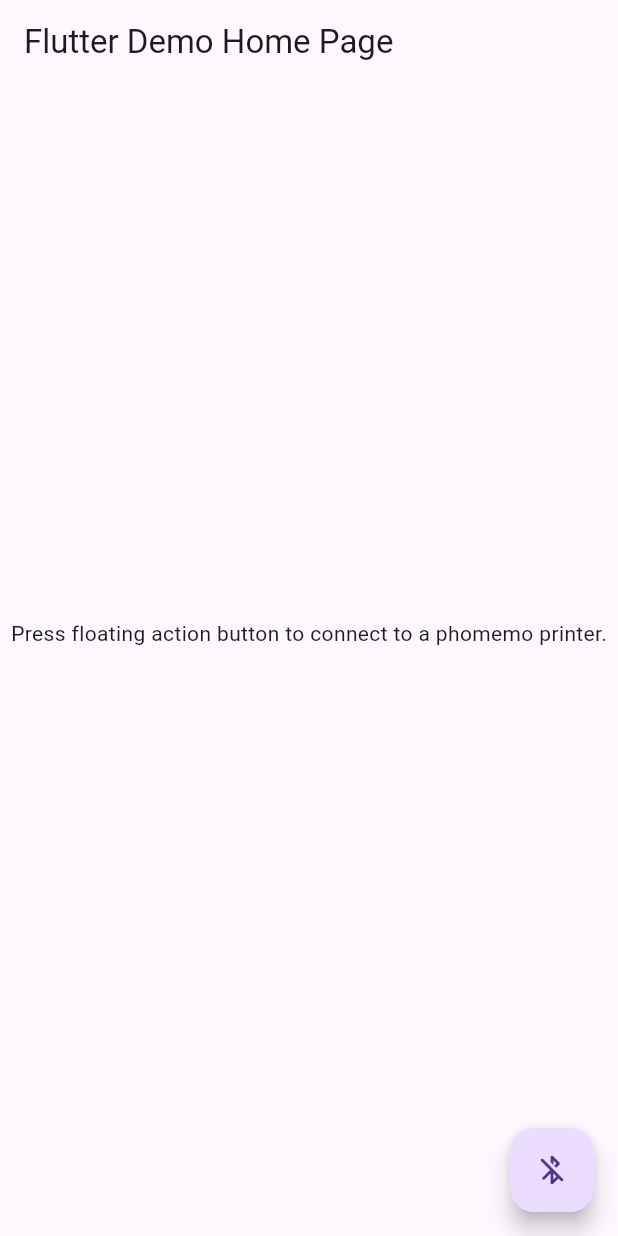
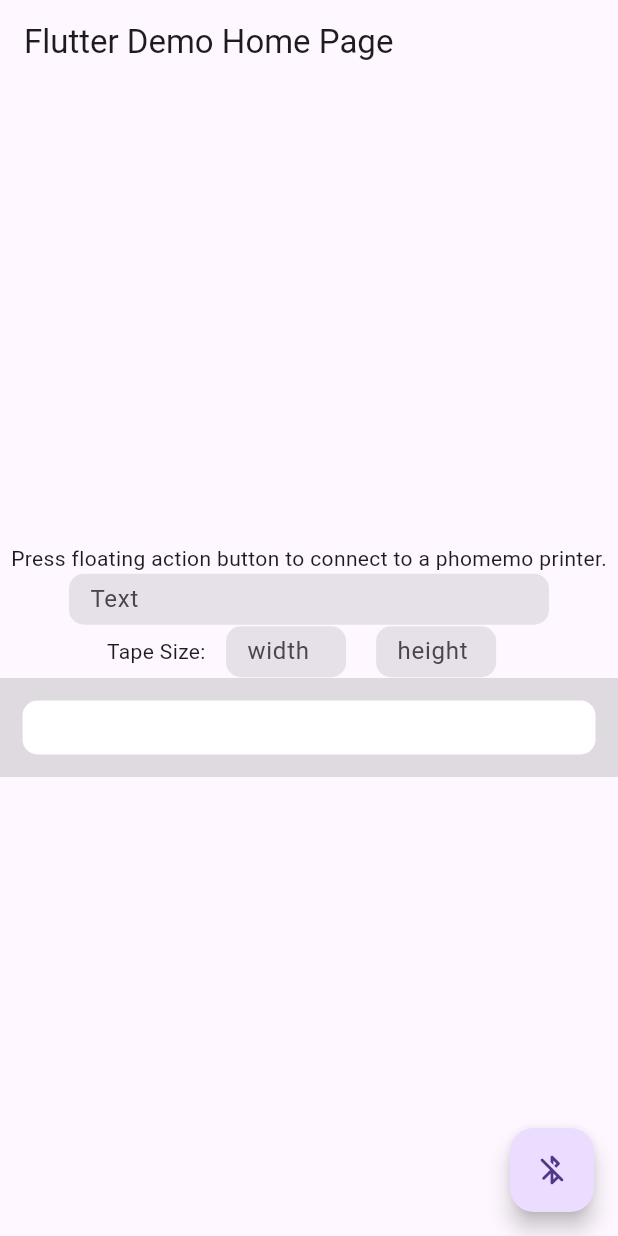
Before and after one commit to Knightro63/phomemo, a Flutter app: the screen it shows after launch, on a phone screen of 412 x 824 dp. Run offline on Flutter 3.47's test engine with Material 3 defaults, Android fonts, the phone set to English and light mode, and no system bars; our stand-ins replace flutter_blue_plus, permission_handler.

Commit message:
Added tape sizes

```diff
--- a/example/lib/main.dart
+++ b/example/lib/main.dart
@@ -1,6 +1,8 @@
 import 'dart:typed_data';
 import 'dart:io';
+import 'package:flutter/foundation.dart';
 import 'package:flutter/material.dart';
+import 'package:flutter/services.dart';
 import 'package:permission_handler/permission_handler.dart';
 import 'bluetooth.dart';
 import 'package:phomemo/phomemo.dart';
@@ -41,6 +43,9 @@ class _MyHomePageState extends State<MyHomePage> {
   bool printing = false;
   String search = '';
   TextEditingController textController = TextEditingController();
+  List<TextEditingController> sizeController = [TextEditingController(),TextEditingController()];
+  Size labelSize = const Size(double.infinity,12);
+  Uint8List? image;
 
   @override
   void initState() {
@@ -82,7 +87,7 @@ class _MyHomePageState extends State<MyHomePage> {
         break;
     }
   }
-  Future<void> printPhomemo({Uint8List? image,String? name, Size? size})async{
+  Future<void> printPhomemo({Uint8List? image,String? name,Size? size})async{
     size ??= const Size(double.infinity,12);
     if(printing) return;
     printing = true;
@@ -90,13 +95,22 @@ class _MyHomePageState extends State<MyHomePage> {
     PhomemoHelper helper = PhomemoHelper();
     PhomemoPrinter printer = helper.getPrinterFromName(bluetooth.device!.platformName);
 
-    if(printer == PhomemoPrinter.d35 && size.width == double.infinity){
-      size = Size(25,size.height);
-    }
+    img.Image? letter = await textToImage(name,size);
 
-    img.Image? letter = name != null?await helper.generateImage(
+    img.Image? qr = image != null?img.decodePng(image):null;
+    await label.printLabel(
+      [qr,letter],
+      printer: printer,
+      spacing: 5,
+    ).then((value){
+      printing = false;
+    });
+  }
+
+  Future<img.Image?> textToImage(String? text,Size size) async{
+    img.Image? letter = text != null?await PhomemoHelper().generateImage(
       TextSpan(
-        text: name,//labelController.text,
+        text: text,
         style: const TextStyle(
           fontFamily: 'MuseoSans',
           fontSize: 34,
@@ -105,14 +119,8 @@ class _MyHomePageState extends State<MyHomePage> {
       ),
       size: size*8,
     ):null;
-    img.Image? qr = image != null?img.decodePng(image):null;
-    await label.printLabel(
-      [qr,letter],//
-      printer: printer,
-      spacing: 5,
-    ).then((value){
-      printing = false;
-    });
+
+    return letter;
   }
 
   @override
@@ -133,11 +141,20 @@ class _MyHomePageState extends State<MyHomePage> {
               width: 320,
               height: 35,
               alignment: Alignment.center,
-              child: bluetooth.deviceConnected()?TextField(
+              child: TextField(
                 keyboardType: TextInputType.multiline,
                 maxLines: 1,
                 autofocus: false,
                 controller: textController,
+                onChanged: (t)async {
+                  image = img.encodePng((await textToImage(
+                    textController.text,
+                    labelSize
+                  ))!);
+                  setState(() {
+
+                  });
+                },
                 decoration: const InputDecoration(
                   isDense: true,
                   filled: true,
@@ -153,7 +170,103 @@ class _MyHomePageState extends State<MyHomePage> {
                   ),
                   hintText: 'Text'
                 ),
-              ):Container()
+              )
+            ),
+            Row(
+              mainAxisAlignment: MainAxisAlignment.center,
+              children: [
+                Text(
+                  'Tape Size: ',
+                ),
+                Container(
+                  margin: const EdgeInsets.fromLTRB(10, 0, 10, 0),
+                  width: 80,
+                  height: 35,
+                  alignment: Alignment.center,
+                  child: TextField(
+                    keyboardType: TextInputType.number,
+                    inputFormatters: <TextInputFormatter>[
+                        FilteringTextInputFormatter.digitsOnly
+                    ],
+                    maxLines: 1,
+                    autofocus: false,
+                    controller: sizeController[0],
+                    onChanged: (t){
+                      labelSize = Size(sizeController[0].text != ''?double.parse(sizeController[0].text):double.infinity, sizeController[1].text != ''?double.parse(sizeController[1].text):12);
+                      setState(() {
+
+                      });
+                    },
+                    decoration: const InputDecoration(
+                      isDense: true,
+                      filled: true,
+                      contentPadding: EdgeInsets.fromLTRB(10.0, 10.0, 10.0, 0.0),
+                      border: OutlineInputBorder(
+                        borderRadius: BorderRadius.all(
+                          Radius.circular(10),
+                        ),
+                        borderSide: BorderSide(
+                            width: 0,
+                            style: BorderStyle.none,
+                        ),
+                      ),
+                      hintText: 'width'
+                    ),
+                  )
+                ),
+                Container(
+                  margin: const EdgeInsets.fromLTRB(10, 0, 10, 0),
+                  width: 80,
+                  height: 35,
+                  alignment: Alignment.center,
+                  child: TextField(
+                    keyboardType: TextInputType.number,
+                    inputFormatters: <TextInputFormatter>[
+                        FilteringTextInputFormatter.digitsOnly
+                    ],
+                    maxLines: 1,
+                    autofocus: false,
+                    controller: sizeController[1],
+                    onChanged: (t){
+                      labelSize = Size(sizeController[0].text != ''?double.parse(sizeController[0].text):double.infinity, sizeController[1].text != ''?double.parse(sizeController[1].text):12);
+                      setState(() {
+
+                      });
+                    },
+                    decoration: const InputDecoration(
+                      isDense: true,
+                      filled: true,
+                      contentPadding: EdgeInsets.fromLTRB(10.0, 10.0, 10.0, 0.0),
+                      border: OutlineInputBorder(
+                        borderRadius: BorderRadius.all(
+                          Radius.circular(10),
+                        ),
+                        borderSide: BorderSide(
+                            width: 0,
+                            style: BorderStyle.none,
+                        ),
+                      ),
+                      hintText: 'height'
+                    ),
+                  )
+                ),
+              ],
+            ),
+            Container(
+              width: (labelSize.width * 3)+30,
+              height: (labelSize.height * 3)+30,
+              padding: const EdgeInsets.fromLTRB(15, 15, 15, 15),
+              color: Theme.of(context).focusColor,
+              child: Container(
+                width: (labelSize.width * 3),
+                height: (labelSize.height * 3),
+                decoration: BoxDecoration(
+                  color: Colors.white,
+                  borderRadius: BorderRadius.circular(10),
+                  image: image == null?null:DecorationImage(image: MemoryImage(image!))
+                ),
+                alignment: Alignment.centerLeft,
+              ),
             )
           ],
         ),
@@ -161,7 +274,11 @@ class _MyHomePageState extends State<MyHomePage> {
       floatingActionButton: FloatingActionButton(
         onPressed: () async{
           if(bluetooth.deviceConnected()){
-            printPhomemo(name: textController.text);
+            labelSize = Size(sizeController[0].text != ''?double.parse(sizeController[0].text):double.infinity, sizeController[1].text != ''?double.parse(sizeController[1].text):12);
+            printPhomemo(
+              name: textController.text,
+              size: labelSize
+            );
           }
           else if(!bluetooth.isScanning && bluetooth.device == null){
             if(
```
